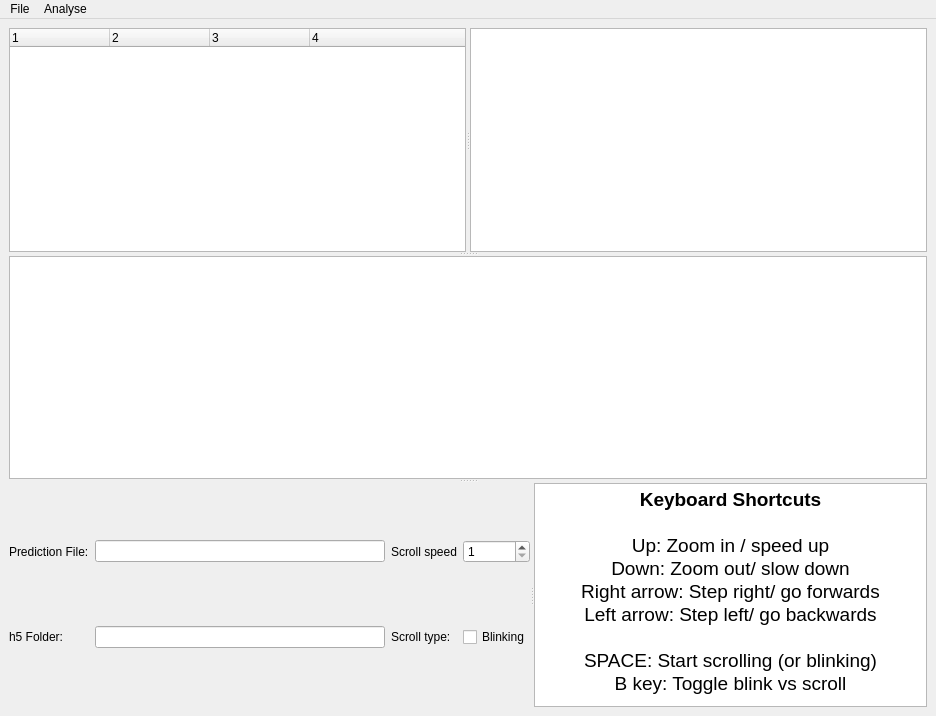
Before: the Qt Designer form pyecog/visualisation/check_preds_design_v2.ui in jcornford/pyecog, drawn with Qt 5.
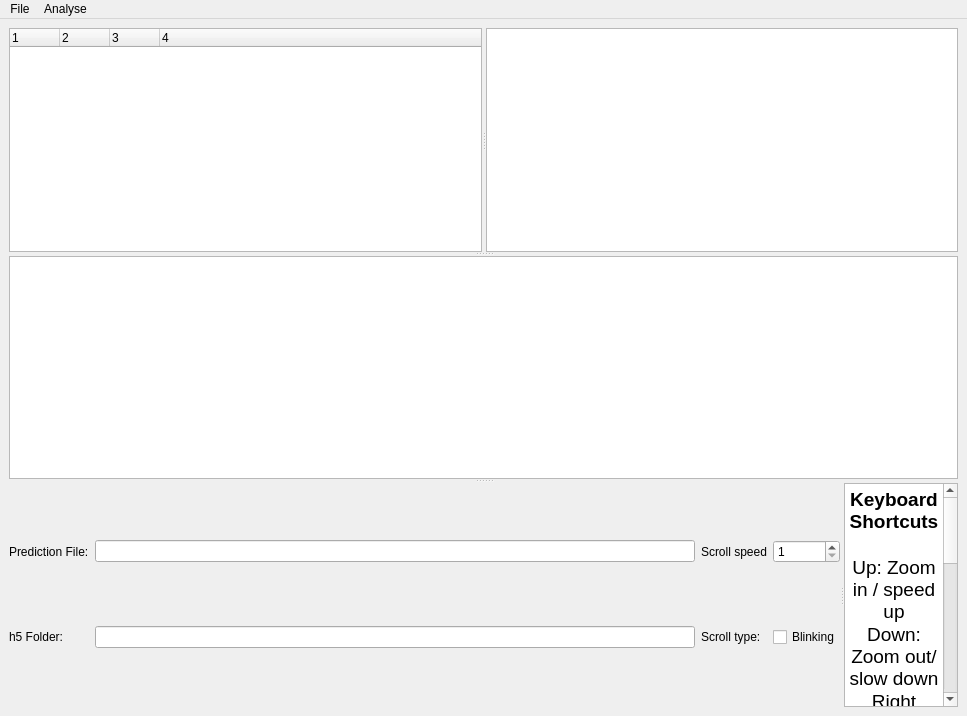
After: the same form once the commit is applied. Custom widgets are drawn as their Qt base class.

The edit to the form file:
```diff
--- a/pyecog/visualisation/check_preds_design_v2.ui
+++ b/pyecog/visualisation/check_preds_design_v2.ui
@@ -6,7 +6,7 @@
    <rect>
     <x>0</x>
     <y>0</y>
-    <width>936</width>
+    <width>967</width>
     <height>716</height>
    </rect>
   </property>
@@ -25,18 +25,29 @@
         <enum>Qt::Horizontal</enum>
        </property>
        <widget class="QTreeWidget" name="treeWidget">
+        <property name="enabled">
+         <bool>true</bool>
+        </property>
         <property name="sizePolicy">
          <sizepolicy hsizetype="Expanding" vsizetype="Expanding">
           <horstretch>0</horstretch>
           <verstretch>0</verstretch>
          </sizepolicy>
         </property>
+        <property name="font">
+         <font>
+          <family>Helvetica Neue</family>
+         </font>
+        </property>
         <property name="autoExpandDelay">
          <number>-1</number>
         </property>
         <property name="columnCount">
          <number>4</number>
         </property>
+        <attribute name="headerDefaultSectionSize">
+         <number>50</number>
+        </attribute>
         <column>
          <property name="text">
           <string notr="true">1</string>
@@ -62,6 +73,12 @@
         <property name="enabled">
          <bool>true</bool>
         </property>
+        <property name="minimumSize">
+         <size>
+          <width>400</width>
+          <height>0</height>
+         </size>
+        </property>
        </widget>
       </widget>
       <widget class="GraphicsLayoutWidget" name="overview_plot">
@@ -86,6 +103,12 @@
         <layout class="QGridLayout" name="gridLayout_3">
          <item row="1" column="1">
           <widget class="QLineEdit" name="h5_folder_display">
+           <property name="minimumSize">
+            <size>
+             <width>600</width>
+             <height>0</height>
+            </size>
+           </property>
            <property name="maximumSize">
             <size>
              <width>300</width>
@@ -139,6 +162,12 @@
          </item>
          <item row="0" column="1">
           <widget class="QLineEdit" name="predictions_file_display">
+           <property name="minimumSize">
+            <size>
+             <width>600</width>
+             <height>0</height>
+            </size>
+           </property>
            <property name="maximumSize">
             <size>
              <width>300</width>
@@ -190,7 +219,7 @@
     <rect>
      <x>0</x>
      <y>0</y>
-     <width>936</width>
+     <width>967</width>
      <height>22</height>
     </rect>
    </property>
```
Left out of the diff: 23 changed lines with no effect on the pictures.
